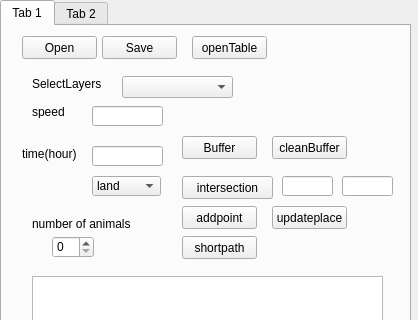
Above: escapers/escapers_dockwidget_base.ui from tarapakis/GEO1005 before the change; both pictures show x 0 to 418 and y 0 to 320 of the 418 by 537 pixel window. Below: the same form after it.
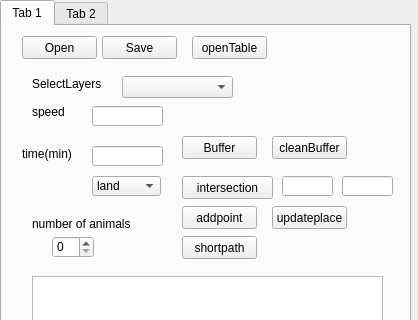
That is the form after the change.

Diff of the .ui file:
```diff
--- a/escapers/escapers_dockwidget_base.ui
+++ b/escapers/escapers_dockwidget_base.ui
@@ -147,7 +147,7 @@
        </rect>
       </property>
       <property name="text">
-       <string>time(hour)</string>
+       <string>time(min)</string>
       </property>
      </widget>
      <widget class="QLineEdit" name="timeEdit">
```
